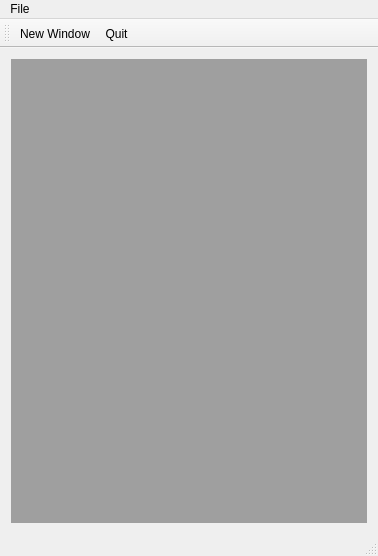
Before: the Qt Designer form mainwindow.ui in skronstein/MultiTimer, drawn with Qt 5.
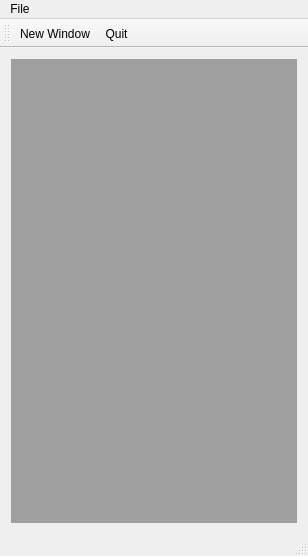
After: the same form once the commit is applied.

Commit message: UI and window title fixes

```diff
--- a/mainwindow.ui
+++ b/mainwindow.ui
@@ -6,7 +6,7 @@
    <rect>
     <x>0</x>
     <y>0</y>
-    <width>378</width>
+    <width>308</width>
     <height>556</height>
    </rect>
   </property>
@@ -25,7 +25,7 @@
     <rect>
      <x>0</x>
      <y>0</y>
-     <width>378</width>
+     <width>308</width>
      <height>21</height>
     </rect>
    </property>
```
The commit also changes 4 other files.
